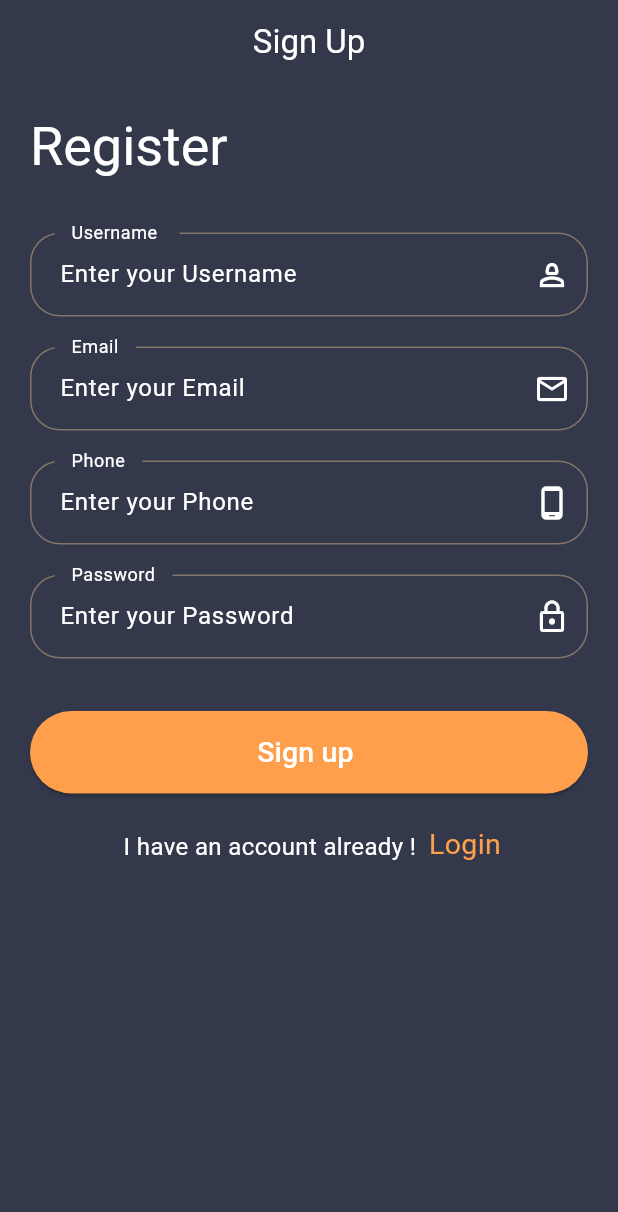
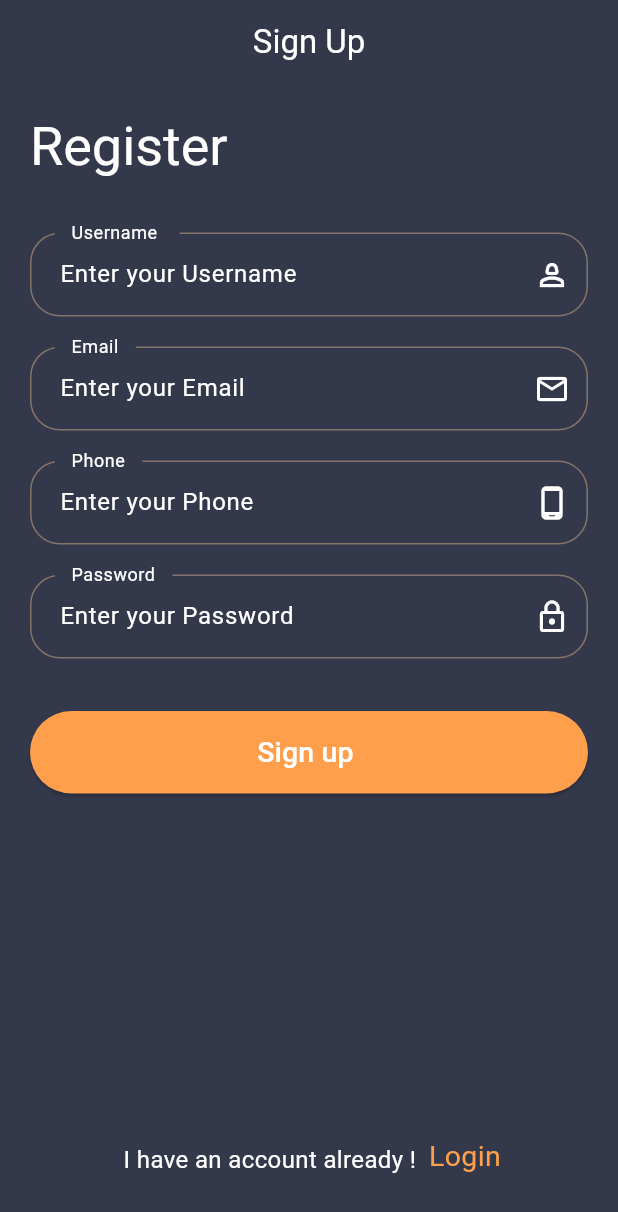
Before and after one commit to alaaKodsi/xStore, a Flutter app: the LoginPage screen opened by its route, after a tap on "SignUp", on a phone screen of 412 x 824 dp. Shown: the top 1212 px of the screen. Run offline on Flutter 3.47's test engine with Material 2 defaults, Android fonts, the phone set to English and light mode, and no system bars; our stand-ins replace flutter_otp_text_field, get, shared_preferences; accounts and stored records are empty.

Commit message:
selve problems

```diff
--- a/lib/controller/auth/verificationController.dart
+++ b/lib/controller/auth/verificationController.dart
@@ -12,7 +12,7 @@ class VerifyCodeControllerImp extends VerifyCodeController {
   checkCode() {}
 
   @override
-  goToResetPassword() {
+  goToResetPassword() async {
     Get.offNamed("resetPassword");
   }
 
--- a/lib/core/functions/exitApp.dart
+++ b/lib/core/functions/exitApp.dart
@@ -2,14 +2,18 @@ import 'dart:io';
 
 import 'package:flutter/material.dart';
 import 'package:get/get.dart';
+import 'package:xstore/core/constant/color.dart';
 
 // ignore: non_constant_identifier_names
 Future<bool> alertExitApp() {
   Get.defaultDialog(
       title: "Alert ",
+      titleStyle: const TextStyle(color: Colors.white),
       middleText: "Do you want to exit from Application",
+      middleTextStyle: const TextStyle(color: Colors.white),
       radius: 20,
-      titlePadding: const EdgeInsets.all(15),
+      backgroundColor: backgroundColor,
+      titlePadding: const EdgeInsets.all(20),
       actions: [
         ElevatedButton(
             onPressed: () {
--- a/lib/routes.dart
+++ b/lib/routes.dart
@@ -12,7 +12,7 @@ Map<String, Widget Function(BuildContext)> route = {
   "/": (context) => const OnboardingPage(),
   "signUp": (context) => const SignUpPage(),
   "forgetPassword": (context) => const FotgetPasswordPage(),
-  "VerfiyCode": (context) => const VerfiyCode(),
+  "verfiyCode": (context) => const VerfiyCode(),
   "resetPassword": (context) => const ResetPassword(),
   "checkEmail": (context) => const CheckEmail(),
 };
--- a/lib/view/screen/auth/forgetPasswordPage.dart
+++ b/lib/view/screen/auth/forgetPasswordPage.dart
@@ -5,7 +5,6 @@ import 'package:xstore/core/constant/imageApp.dart';
 import 'package:xstore/core/functions/validInput.dart';
 import 'package:xstore/view/widget/auth/customElevatedButton.dart';
 import 'package:xstore/view/widget/auth/customTextFormField.dart';
-
 import '../../../core/constant/color.dart';
 
 class FotgetPasswordPage extends StatelessWidget {
@@ -37,6 +36,7 @@ class FotgetPasswordPage extends StatelessWidget {
                 Image.asset(ImageApp.forgotPassword),
                 // Text(),
                 CustomTextFormField(
+                    keyboardType: TextInputType.emailAddress,
                     validator: (val) {
                       return validInput(val!, "email", 7, 30);
                     },
--- a/lib/view/screen/auth/loginPage.dart
+++ b/lib/view/screen/auth/loginPage.dart
@@ -51,6 +51,7 @@ class LoginPage extends StatelessWidget {
                     return validInput(val!, "email", 7, 30);
                   },
                   hint: "Enter your Email",
+                  keyboardType: TextInputType.emailAddress,
                   label: "Email",
                   icon: Icons.email_outlined,
                 ),
@@ -62,7 +63,6 @@ class LoginPage extends StatelessWidget {
                       return validInput(val!, "password", 7, 30);
                     },
                     hint: "Enter your Password",
-                    keyboardType: TextInputType.emailAddress,
                     label: "Password",
                     icon: Icons.lock_outline,
                   ),
@@ -98,12 +98,15 @@ class LoginPage extends StatelessWidget {
                 const SizedBox(
                   height: 100,
                 ),
-                CoustomCheekAccount(
-                  bodyText: " I don't have an account yet ! ",
-                  inkweText: "SignUp",
-                  onTap: () {
-                    controller.goToSignUp();
-                  },
+                SizedBox(
+                  height: Get.height / 8,
+                  child: CoustomCheekAccount(
+                    bodyText: " I don't have an account yet ! ",
+                    inkweText: "SignUp",
+                    onTap: () {
+                      controller.goToSignUp();
+                    },
+                  ),
                 ),
               ],
             ),
--- a/lib/view/screen/auth/resetPassword.dart
+++ b/lib/view/screen/auth/resetPassword.dart
@@ -27,6 +27,8 @@ class ResetPassword extends StatelessWidget {
       ),
       body: Padding(
         padding: const EdgeInsets.all(8.0),
+        child: Form(
+          key: controller.formstate,
           child: Column(
             mainAxisAlignment: MainAxisAlignment.center,
             children: [
@@ -64,6 +66,7 @@ class ResetPassword extends StatelessWidget {
             ],
           ),
         ),
+      ),
     );
   }
 }
--- a/lib/view/screen/auth/signUpPage.dart
+++ b/lib/view/screen/auth/signUpPage.dart
@@ -99,13 +99,13 @@ class SignUpPage extends StatelessWidget {
                 const SizedBox(
                   height: 20,
                 ),
-                Center(
+                SizedBox(
+                  height: Get.height / 3.5,
                   child: CoustomCheekAccount(
                     bodyText: " I have an account already !  ",
                     inkweText: "Login",
                     onTap: () {
                       controller.goToLogin();
-                      ;
                     },
                   ),
                 ),
```
Also changed, not shown: lib/controller/auth/forgotPassword.dart (+5 -7 lines), lib/controller/auth/resetPassword.dart (+9 -1 lines), lib/view/screen/auth/verfiyCode.dart (+20 -3 lines). Lines whose indentation alone changed are shown as unchanged.
